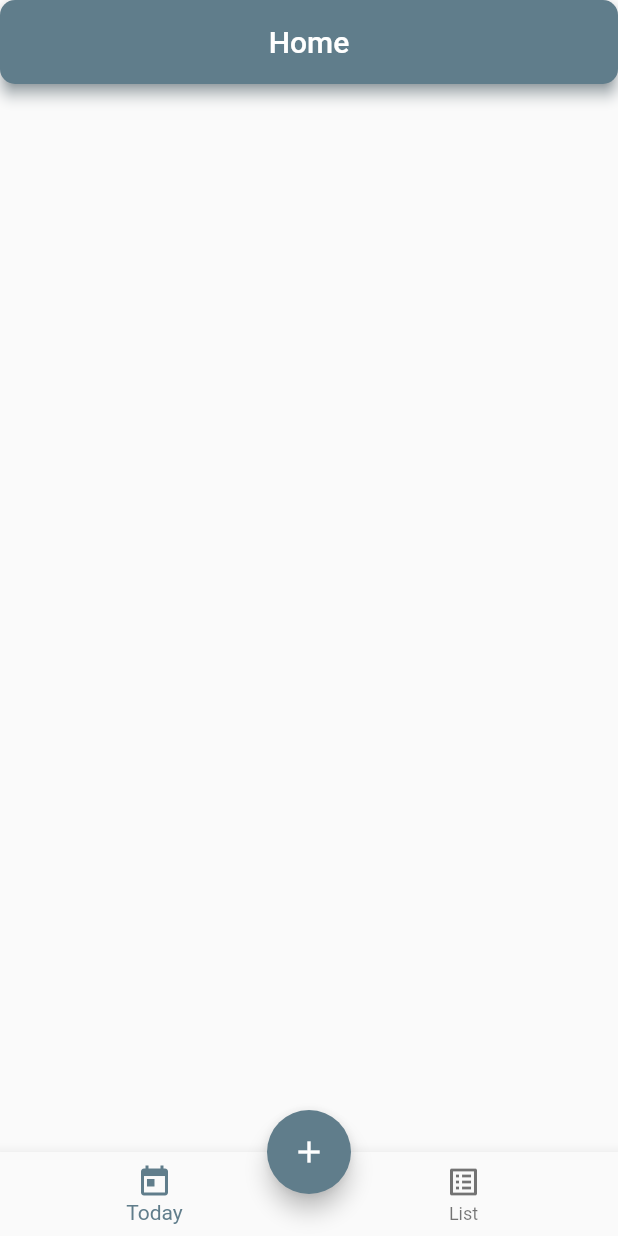
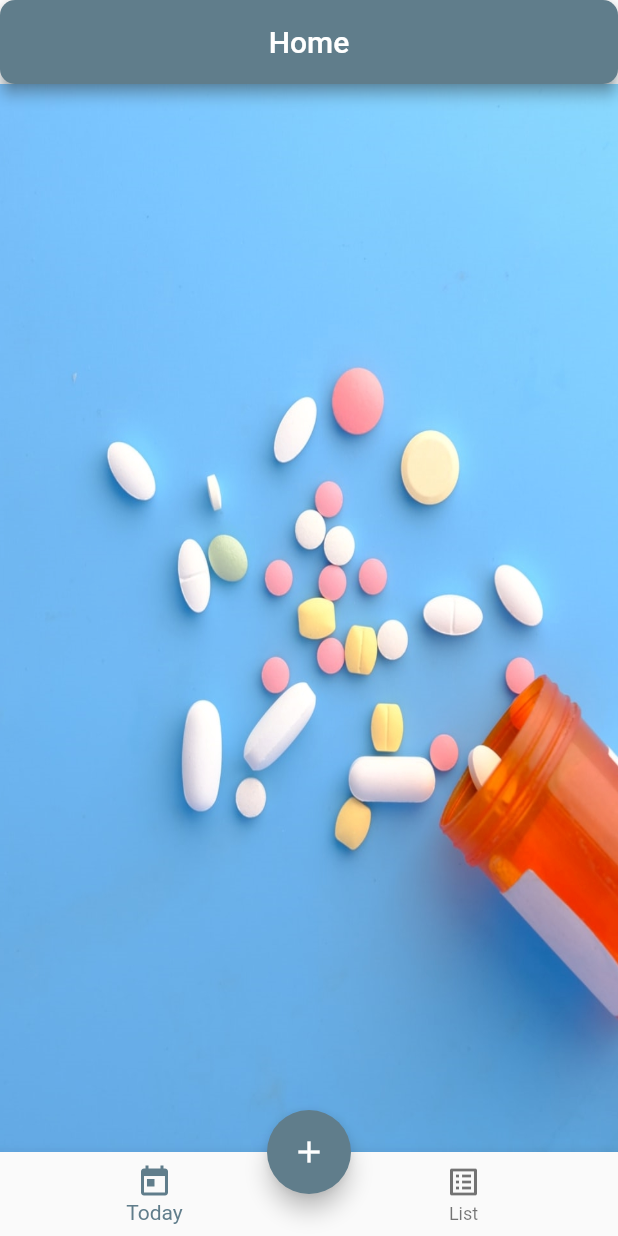
Before and after one commit to grycmat/meds, a Flutter app: the screen it shows after launch, on a phone screen of 412 x 824 dp. Run offline on Flutter 3.47's test engine with Material 2 defaults, Android fonts, the phone set to English and light mode, and no system bars; our stand-ins replace flutter_neumorphic, font_awesome_flutter, hive, hive_flutter; accounts and stored records are empty; statements that could not run were skipped.

Commit message:
experimentign with styling

```diff
--- a/lib/pages/home.dart
+++ b/lib/pages/home.dart
@@ -9,7 +9,14 @@ class Home extends StatelessWidget {
   @override
   Widget build(BuildContext context) {
     return Scaffold(
-      body: const MedsList(),
+      body: Container(
+          decoration: const BoxDecoration(
+            image: DecorationImage(
+              fit: BoxFit.fill,
+              image: AssetImage('assets/images/meds_background.jpg'),
+            ),
+          ),
+          child: const MedsList()),
       appBar: AppBar(
         centerTitle: true,
         shadowColor: Colors.blueGrey,
--- a/lib/providers/add-medicine-model-provider.dart
+++ b/lib/providers/add-medicine-model-provider.dart
@@ -20,7 +20,7 @@ class AddMedicineModelProvider extends ChangeNotifier {
   List<TimeOfDay> get times => _times;
 
   Future<int> save() {
-    return Hive.box(MEDS).add(Med(
+    return Hive.box<Med>(MEDS).add(Med(
         frequency: _frequency,
         medName: _medName,
         medType: _medType,
--- a/pubspec.yaml
+++ b/pubspec.yaml
@@ -64,8 +64,8 @@ flutter:
   uses-material-design: true
 
   # To add assets to your application, add an assets section, like this:
-  # assets:
-  #   - images/a_dot_burr.jpeg
+  assets:
+    - assets/images/meds_background.jpg
   #   - images/a_dot_ham.jpeg
 
   # An image asset can refer to one or more resolution-specific "variants", see
```
Also changed, not shown: lib/pages/meds-list.dart (+2 -9 lines), lib/widgets/med-item.dart (+47 -0 lines).
